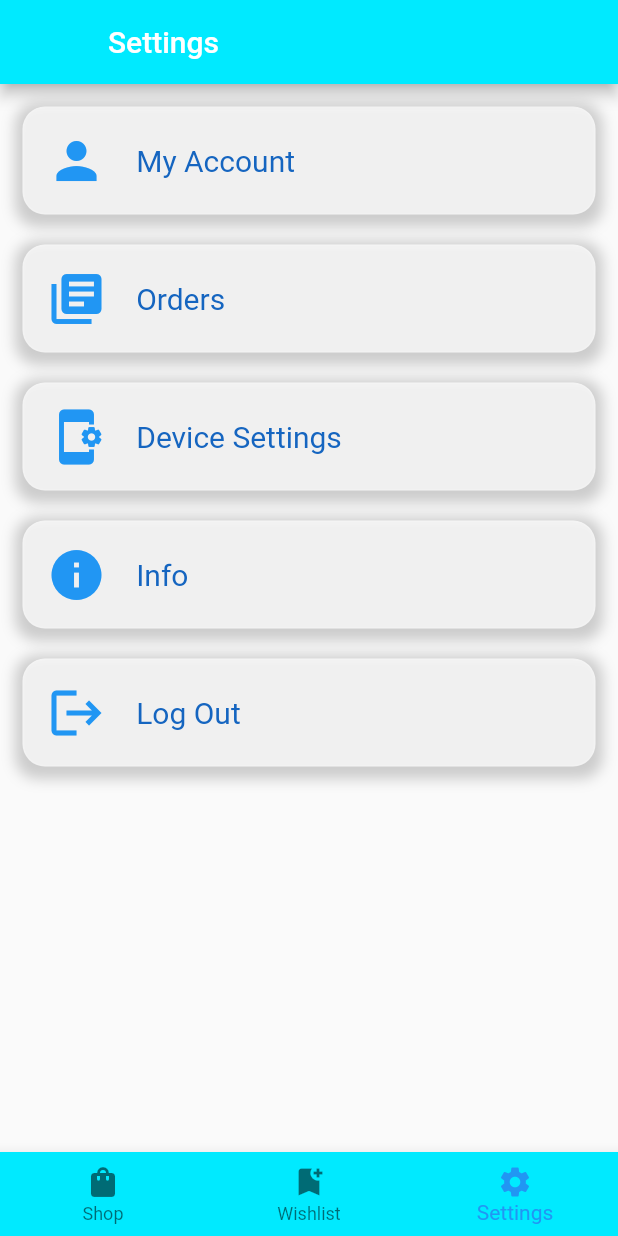
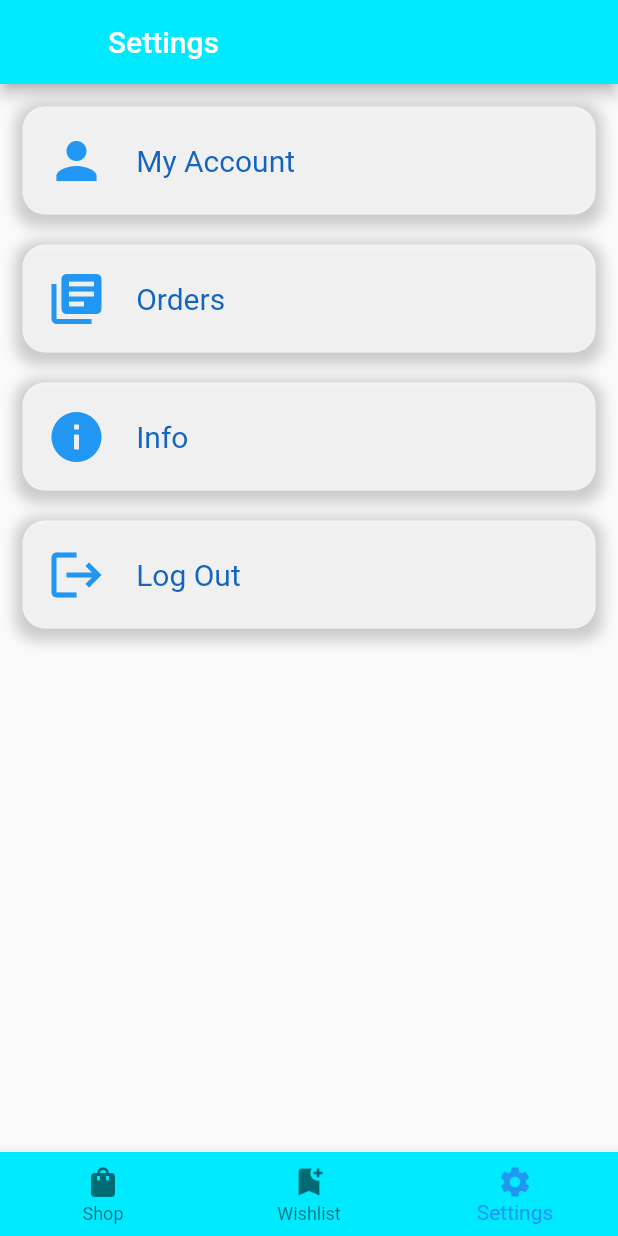
Before and after one commit to valdodotcom/COE356-VorTech, a Flutter app: the SettingsPage screen opened directly, on a phone screen of 412 x 824 dp. Run offline on Flutter 3.47's test engine with Material 2 defaults, Android fonts, the phone set to English and light mode, and no system bars; missing offline and left inert: number_inc_dec.

Commit message:
Device Settings Row Removed From Settings

```diff
--- a/instashop/lib/ui/settings/settings.dart
+++ b/instashop/lib/ui/settings/settings.dart
@@ -100,6 +100,7 @@ class _SettingsPageState extends State<SettingsPage> {
                         )),
                   ),
                   new Padding(padding: EdgeInsets.all(10)),
+/*
                   new InkWell(
                     onTap: () {
                       return debugPrint("Button pressed");
@@ -128,7 +129,8 @@ class _SettingsPageState extends State<SettingsPage> {
                           ],
                         )),
                   ),
-                  new Padding(padding: EdgeInsets.all(10)),
+*/
+                  // new Padding(padding: EdgeInsets.all(10)),
                   new InkWell(
                     onTap: () {
 
```
